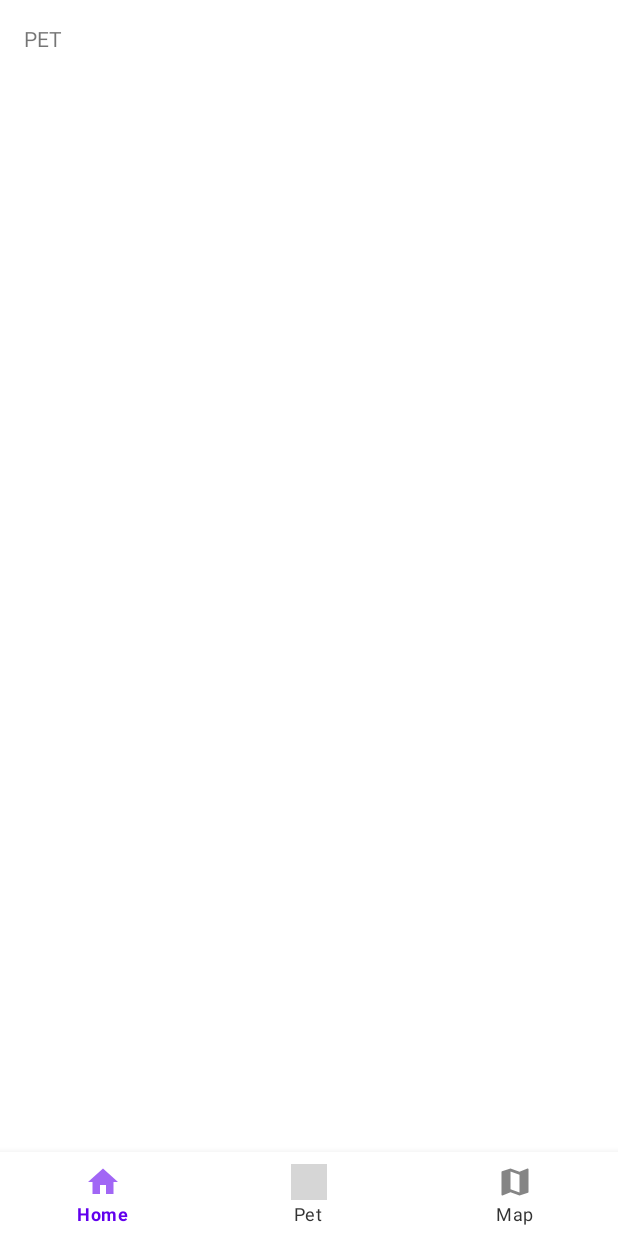
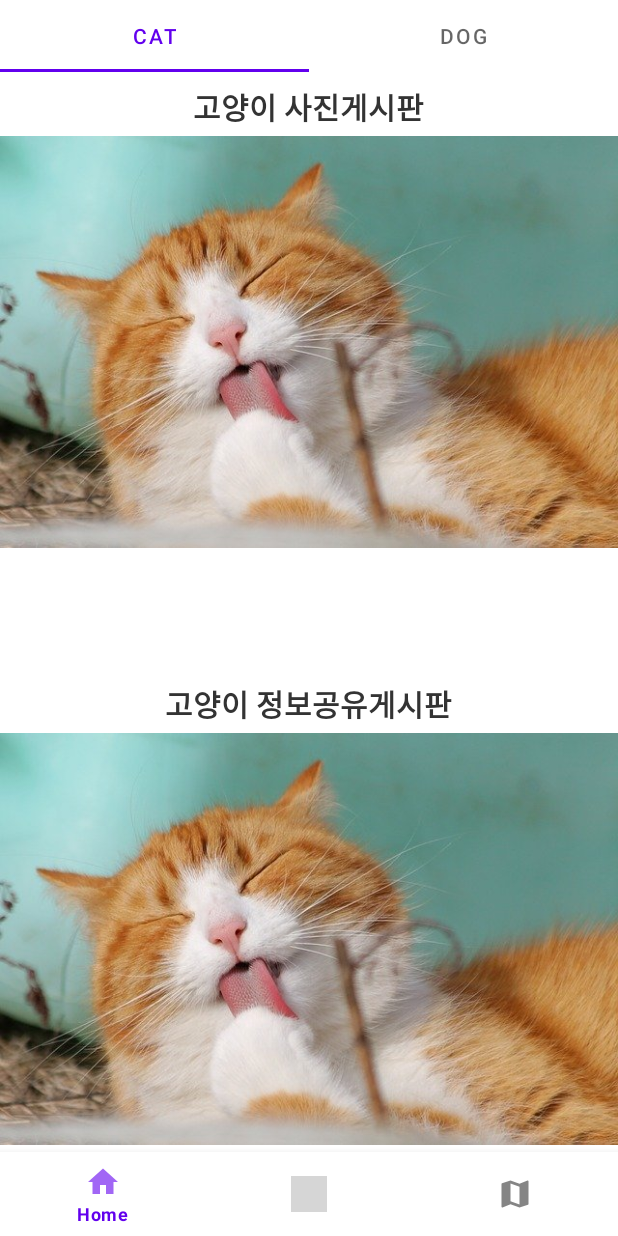
Before and after one commit to LeeKwanHyun/PetJoa, an Android app: the fragment PetFragment placed in its activity, on a phone screen of 412 x 824 dp. Run offline under Robolectric (Android 15) with nearby library versions, the phone set to English and light mode, and no system bars; grey boxes are pictures that could not be loaded.

Commit message:
fragment pet

```diff
--- /dev/null
+++ b/app/src/main/java/com/bidamcat/petjoa/fragments/CatFragment.java
@@ -0,0 +1,20 @@
+package com.bidamcat.petjoa.fragments;
+
+import android.os.Bundle;
+import android.view.LayoutInflater;
+import android.view.View;
+import android.view.ViewGroup;
+
+import androidx.annotation.NonNull;
+import androidx.annotation.Nullable;
+import androidx.fragment.app.Fragment;
+
+import com.bidamcat.petjoa.R;
+
+public class CatFragment extends Fragment {
+    @Nullable
+    @Override
+    public View onCreateView(@NonNull LayoutInflater inflater, @Nullable ViewGroup container, @Nullable Bundle savedInstanceState) {
+        return inflater.inflate(R.layout.fragment_pet_tab_cat, container, false);
+    }
+}
--- /dev/null
+++ b/app/src/main/java/com/bidamcat/petjoa/fragments/DogFragment.java
@@ -0,0 +1,20 @@
+package com.bidamcat.petjoa.fragments;
+
+import android.os.Bundle;
+import android.view.LayoutInflater;
+import android.view.View;
+import android.view.ViewGroup;
+
+import androidx.annotation.NonNull;
+import androidx.annotation.Nullable;
+import androidx.fragment.app.Fragment;
+
+import com.bidamcat.petjoa.R;
+
+public class DogFragment extends Fragment {
+    @Nullable
+    @Override
+    public View onCreateView(@NonNull LayoutInflater inflater, @Nullable ViewGroup container, @Nullable Bundle savedInstanceState) {
+        return inflater.inflate(R.layout.fragment_pet_tab_dog, container, false);
+    }
+}
--- a/app/src/main/java/com/bidamcat/petjoa/fragments/PetFragment.java
+++ b/app/src/main/java/com/bidamcat/petjoa/fragments/PetFragment.java
@@ -8,13 +8,42 @@ import android.view.ViewGroup;
 import androidx.annotation.NonNull;
 import androidx.annotation.Nullable;
 import androidx.fragment.app.Fragment;
+import androidx.viewpager2.widget.ViewPager2;
 
 import com.bidamcat.petjoa.R;
+import com.google.android.material.tabs.TabLayout;
+import com.google.android.material.tabs.TabLayoutMediator;
 
 public class PetFragment extends Fragment {
+
+    TabLayout tabLayout;
+    ViewPager2 pager;
+    PetTabPagerAdapter tabAdapter;
+
     @Nullable
     @Override
     public View onCreateView(@NonNull LayoutInflater inflater, @Nullable ViewGroup container, @Nullable Bundle savedInstanceState) {
         return inflater.inflate(R.layout.fragment_pet, container, false);
     }
+
+    @Override
+    public void onViewCreated(@NonNull View view, @Nullable Bundle savedInstanceState) {
+        super.onViewCreated(view, savedInstanceState);
+
+        tabLayout= view.findViewById(R.id.pet_tab);
+        pager= view.findViewById(R.id.pet_pager);
+        tabAdapter= new PetTabPagerAdapter(getActivity());
+        pager.setAdapter(tabAdapter);
+
+        //pager.setUserInputEnabled(false);
+
+        String[] tabTitles= new String[]{"CAT","DOG"};
+        new TabLayoutMediator(tabLayout, pager, new TabLayoutMediator.TabConfigurationStrategy() {
+            @Override
+            public void onConfigureTab(@NonNull TabLayout.Tab tab, int position) {
+                tab.setText(tabTitles[position]);
+            }
+        }).attach();
+
+    }
 }
--- /dev/null
+++ b/app/src/main/java/com/bidamcat/petjoa/fragments/PetTabPagerAdapter.java
@@ -0,0 +1,29 @@
+package com.bidamcat.petjoa.fragments;
+
+import androidx.annotation.NonNull;
+import androidx.fragment.app.Fragment;
+import androidx.fragment.app.FragmentActivity;
+import androidx.viewpager2.adapter.FragmentStateAdapter;
+
+public class PetTabPagerAdapter extends FragmentStateAdapter {
+
+    Fragment[] fragments= new Fragment[2];
+
+    public PetTabPagerAdapter(@NonNull FragmentActivity fragmentActivity) {
+        super(fragmentActivity);
+
+        fragments[0]= new CatFragment();
+        fragments[1]= new DogFragment();
+    }
+
+    @NonNull
+    @Override
+    public Fragment createFragment(int position) {
+        return fragments[position];
+    }
+
+    @Override
+    public int getItemCount() {
+        return fragments.length;
+    }
+}
--- a/app/src/main/res/layout/activity_home.xml
+++ b/app/src/main/res/layout/activity_home.xml
@@ -19,6 +19,7 @@
         android:layout_height="wrap_content"
         app:menu="@menu/bnv"
         app:itemTextColor="@color/bnv_selector"
-        app:itemIconTint="@color/bnv_selector"/>
+        app:itemIconTint="@color/bnv_selector"
+        app:labelVisibilityMode="selected"/>
 
 </LinearLayout>
--- a/app/src/main/res/layout/fragment_pet.xml
+++ b/app/src/main/res/layout/fragment_pet.xml
@@ -3,10 +3,15 @@
     android:layout_width="match_parent"
     android:layout_height="match_parent">
 
-    <TextView
-        android:layout_width="wrap_content"
-        android:layout_height="wrap_content"
-        android:text="PET"
-        android:padding="16dp"/>
+    <com.google.android.material.tabs.TabLayout
+        android:id="@+id/pet_tab"
+        android:layout_width="match_parent"
+        android:layout_height="wrap_content"/>
+
+    <androidx.viewpager2.widget.ViewPager2
+        android:id="@+id/pet_pager"
+        android:layout_width="match_parent"
+        android:layout_height="match_parent"
+        android:layout_below="@+id/pet_tab"/>
 
 </RelativeLayout>
--- /dev/null
+++ b/app/src/main/res/layout/fragment_pet_tab_cat.xml
@@ -0,0 +1,49 @@
+<?xml version="1.0" encoding="utf-8"?>
+<RelativeLayout xmlns:android="http://schemas.android.com/apk/res/android"
+    android:layout_width="match_parent"
+    android:layout_height="match_parent"
+    android:layout_margin="8dp">
+
+    <TextView
+        android:id="@+id/tv"
+        android:layout_width="wrap_content"
+        android:layout_height="wrap_content"
+        android:text="고양이 사진게시판"
+        android:textSize="20sp"
+        android:textColor="#FF333333"
+        android:textStyle="bold"
+        android:layout_centerHorizontal="true"
+        android:layout_marginTop="8dp"/>
+    <ImageView
+        android:id="@+id/cat_img"
+        android:layout_width="wrap_content"
+        android:layout_height="wrap_content"
+        android:src="@drawable/pet_cat_img"
+        android:layout_below="@id/tv"
+        android:clickable="true"
+        android:onClick="clickCatImg"/>
+
+    <TextView
+        android:layout_width="wrap_content"
+        android:layout_height="wrap_content"
+        android:text="고양이 정보공유게시판"
+        android:textSize="20sp"
+        android:textStyle="bold"
+        android:textColor="#FF333333"
+        android:layout_above="@+id/cat_ifm"
+        android:layout_centerInParent="true"
+        android:layout_marginTop="50dp"/>
+    <ImageView
+        android:id="@+id/cat_ifm"
+        android:layout_width="match_parent"
+        android:layout_height="wrap_content"
+        android:src="@drawable/pet_cat_img"
+        android:layout_alignParentBottom="true"/>
+
+
+
+
+
+
+
+</RelativeLayout>
--- /dev/null
+++ b/app/src/main/res/layout/fragment_pet_tab_dog.xml
@@ -0,0 +1,11 @@
+<?xml version="1.0" encoding="utf-8"?>
+<RelativeLayout xmlns:android="http://schemas.android.com/apk/res/android"
+    android:layout_width="match_parent"
+    android:layout_height="match_parent">
+
+
+    <TextView
+        android:layout_width="wrap_content"
+        android:layout_height="wrap_content"
+        android:text="DOG"/>
+</RelativeLayout>
```
Also changed, not shown: app/src/main/res/drawable-hdpi/pet_cat_img.jpg (added).
